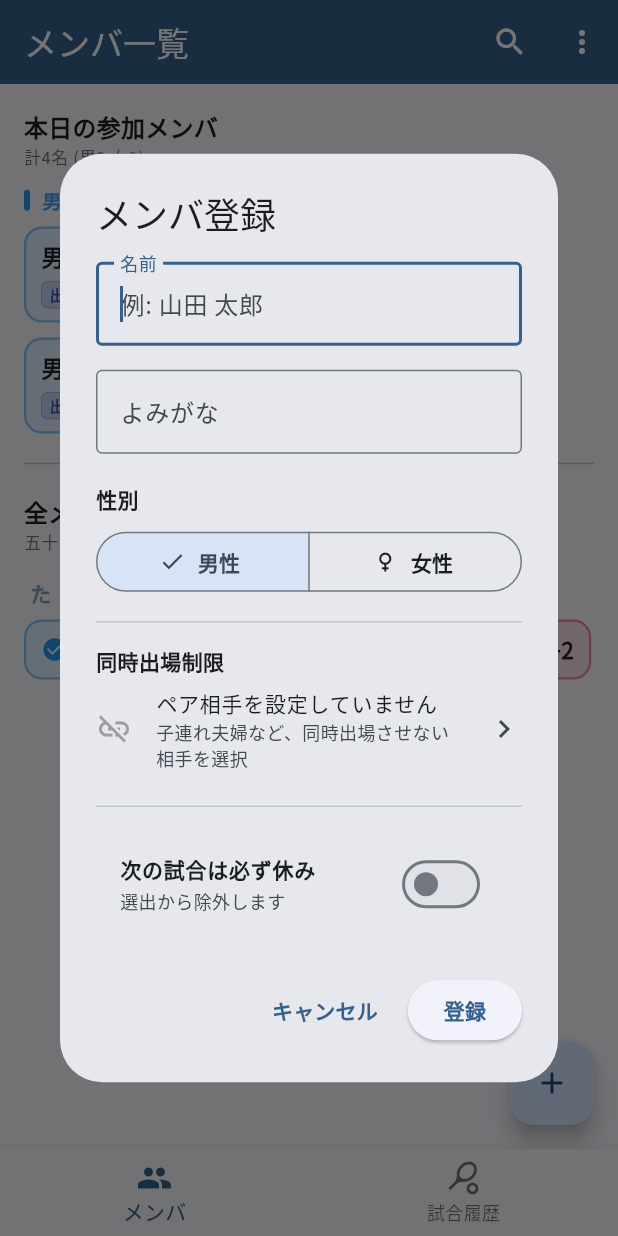
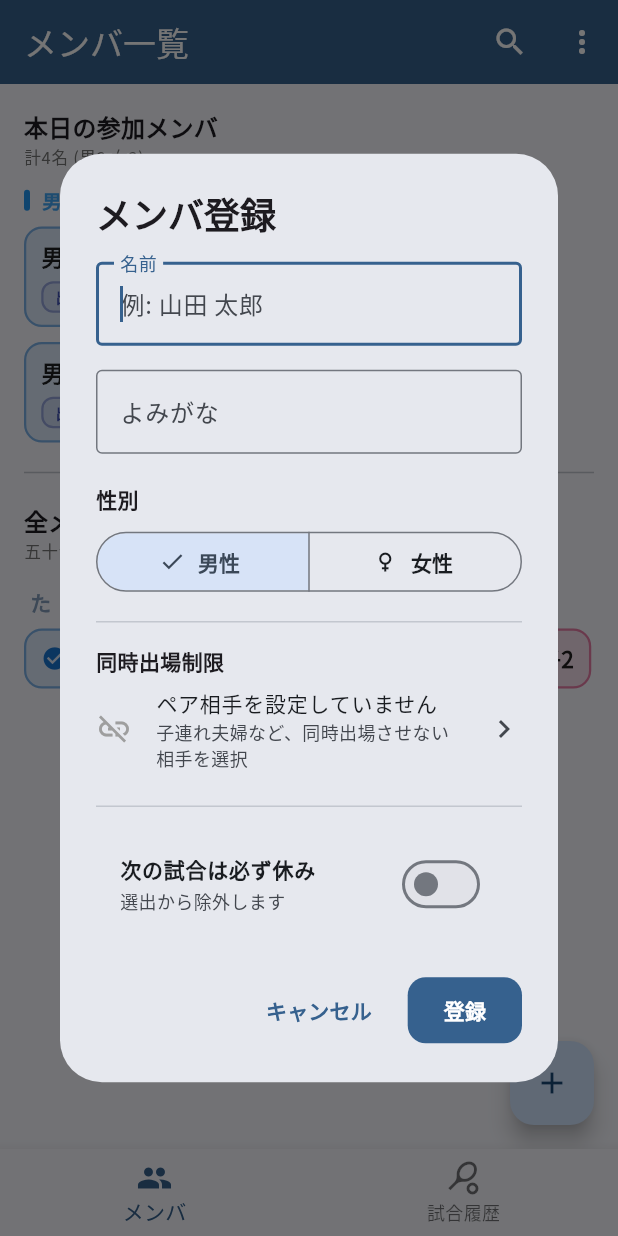
Before and after one commit to artasino/game_member_generator, a Flutter app: the screen it shows after launch, after a tap on the "add" icon, on a phone screen of 412 x 824 dp. Run offline on Flutter 3.47's test engine with Material 3 defaults, Android fonts, the phone set to English and light mode, and no system bars; our stand-ins replace csv, equatable, file_picker, google_fonts, share_plus, sqflite and 1 more; accounts and stored records are empty; Roboto replaces fonts that are missing (Kanit).

Commit message:
refactor(presentation): extract common widgets and unify UI components

```diff
--- a/lib/main.dart
+++ b/lib/main.dart
@@ -84,6 +84,21 @@ class MyApp extends StatelessWidget {
       theme: ThemeData(
         colorScheme: ColorScheme.fromSeed(seedColor: Colors.blue),
         useMaterial3: true,
+        // ボタンのスタイルを一元管理
+        filledButtonTheme: FilledButtonThemeData(
+          style: FilledButton.styleFrom(
+            padding: const EdgeInsets.symmetric(horizontal: 24, vertical: 12),
+            shape:
+                RoundedRectangleBorder(borderRadius: BorderRadius.circular(12)),
+          ),
+        ),
+        textButtonTheme: TextButtonThemeData(
+          style: TextButton.styleFrom(
+            padding: const EdgeInsets.symmetric(horizontal: 16, vertical: 8),
+            shape:
+                RoundedRectangleBorder(borderRadius: BorderRadius.circular(12)),
+          ),
+        ),
         textTheme: GoogleFonts.notoSansJpTextTheme(
           Theme.of(context).textTheme,
         ).copyWith(
--- a/lib/presentation/screens/player_list_screen.dart
+++ b/lib/presentation/screens/player_list_screen.dart
@@ -205,7 +205,7 @@ class _PlayerListScreenState extends State<PlayerListScreen> {
         crossAxisAlignment: CrossAxisAlignment.start,
         children: [
           if (activeMales.isNotEmpty || activeFemales.isNotEmpty) ...[
-            SectionHeader(
+            AppSectionHeader(
               title: '本日の参加メンバ',
               subtitle:
                   '計${activeMales.length + activeFemales.length}名 (男${activeMales.length} 女${activeFemales.length})',
@@ -252,7 +252,7 @@ class _PlayerListScreenState extends State<PlayerListScreen> {
               child: Divider(),
             ),
           ],
-          const SectionHeader(title: '全メンバ', subtitle: '五十音順'),
+          const AppSectionHeader(title: '全メンバ', subtitle: '五十音順'),
           const SizedBox(height: 16),
           if (maleLabels.isEmpty && femaleLabels.isEmpty) ...[
             const Padding(
@@ -437,20 +437,23 @@ class _PlayerListScreenState extends State<PlayerListScreen> {
       context: context,
       builder: (context) {
         return AlertDialog(
-          title: Text("参加メンバ設定"),
+          title: const Text("参加メンバ設定",
+              style: TextStyle(fontWeight: FontWeight.w900)),
           content:
               Text(isToActivate ? '今日の参加メンバーに登録しますか？' : '今日の参加メンバから削除しますか？'),
           actions: [
-            TextButton(
+            AppActionButton(
+              label: 'キャンセル',
               onPressed: () => Navigator.pop(context),
-              child: const Text('キャンセル'),
+              isPrimary: false,
             ),
-            ElevatedButton(
+            AppActionButton(
+              label: 'OK',
               onPressed: () async {
                 await widget.notifier.toggleActive(player);
-                if (context.mounted) Navigator.pop(context); // 安全なPop
+                if (context.mounted) Navigator.pop(context);
               },
-              child: const Text('OK'),
+              isPrimary: true,
             ),
           ],
         );
@@ -474,7 +477,8 @@ class _PlayerListScreenState extends State<PlayerListScreen> {
         return StatefulBuilder(
           builder: (context, setState) {
             return AlertDialog(
-              title: Text(isEdit ? 'メンバ編集' : 'メンバ登録'),
+              title: Text(isEdit ? 'メンバ編集' : 'メンバ登録',
+                  style: const TextStyle(fontWeight: FontWeight.w900)),
               content: SingleChildScrollView(
                 child: Column(
                   mainAxisSize: MainAxisSize.min,
@@ -504,7 +508,6 @@ class _PlayerListScreenState extends State<PlayerListScreen> {
                           style: TextStyle(fontWeight: FontWeight.bold)),
                     ),
                     const SizedBox(height: 8),
-                    // SegmentedButtonを使用してRadioGroupの警告を完全に回避
                     SizedBox(
                       width: double.infinity,
                       child: SegmentedButton<Gender>(
@@ -585,21 +588,24 @@ class _PlayerListScreenState extends State<PlayerListScreen> {
                 ),
               ),
               actions: [
-                TextButton(
+                AppActionButton(
+                  label: 'キャンセル',
                   onPressed: () => Navigator.pop(context),
-                  child: const Text('キャンセル'),
+                  isPrimary: false,
                 ),
                 if (isEdit) ...[
-                  TextButton(
+                  AppActionButton(
+                    label: '削除',
                     onPressed: () {
                       widget.notifier.removePlayer(player.id);
                       Navigator.pop(context);
                     },
-                    child:
-                        const Text('削除', style: TextStyle(color: Colors.red)),
+                    isPrimary: false,
+                    color: Colors.red,
                   ),
                 ],
-                ElevatedButton(
+                AppActionButton(
+                  label: isEdit ? '更新' : '登録',
                   onPressed: () async {
                     final name = nameController.text.trim();
                     final yomigana = yomiganaController.text.trim();
@@ -638,7 +644,7 @@ class _PlayerListScreenState extends State<PlayerListScreen> {
 
                     if (context.mounted) Navigator.pop(context);
                   },
-                  child: Text(isEdit ? '更新' : '登録'),
+                  isPrimary: true,
                 ),
               ],
             );
@@ -679,13 +685,11 @@ class _PlayerListScreenState extends State<PlayerListScreen> {
                 if (currentPlayerId != null && p.id == currentPlayerId) {
                   return false;
                 }
-                // すでに誰かとペアを組んでいる人は（自分以外）除外
                 if (p.excludedPartnerId != null &&
                     p.excludedPartnerId != currentPlayerId) {
                   return false;
                 }
 
-                // 検索絞り込み
                 if (selectorQuery.isNotEmpty) {
                   return p.name.contains(selectorQuery) ||
                       p.yomigana.contains(selectorQuery);
@@ -693,11 +697,9 @@ class _PlayerListScreenState extends State<PlayerListScreen> {
                 return true;
               }).toList()
                 ..sort((a, b) {
-                  // 1. 異性を優先して上に
                   if (a.gender != b.gender) {
                     return a.gender != currentGender ? -1 : 1;
                   }
-                  // 2. 五十音順
                   return a.yomigana.compareTo(b.yomigana);
                 });
 
--- /dev/null
+++ b/lib/presentation/widgets/common_widgets.dart
@@ -0,0 +1,129 @@
+import 'package:flutter/material.dart';
+
+import '../../domain/entities/gender.dart';
+
+/// アプリ全体で統一されたセクションヘッダー
+class AppSectionHeader extends StatelessWidget {
+  final String title;
+  final String? subtitle;
+
+  const AppSectionHeader({super.key, required this.title, this.subtitle});
+
+  @override
+  Widget build(BuildContext context) {
+    final theme = Theme.of(context);
+    return Column(
+      crossAxisAlignment: CrossAxisAlignment.start,
+      children: [
+        Text(
+          title,
+          style: theme.textTheme.titleMedium?.copyWith(
+            fontWeight: FontWeight.w900,
+          ),
+        ),
+        if (subtitle != null)
+          Text(
+            subtitle!,
+            style: theme.textTheme.labelSmall?.copyWith(
+              color: Colors.grey.shade600,
+            ),
+          ),
+      ],
+    );
+  }
+}
+
+/// アプリ全体で統一されたバッジ（ラベル）
+class AppBadge extends StatelessWidget {
+  final String label;
+  final Color color;
+  final IconData? icon;
+  final bool isFilled;
+  final double scale;
+
+  const AppBadge({
+    super.key,
+    required this.label,
+    required this.color,
+    this.icon,
+    this.isFilled = false,
+    this.scale = 1.0,
+  });
+
+  @override
+  Widget build(BuildContext context) {
+    return Container(
+      padding: EdgeInsets.symmetric(horizontal: 8 * scale, vertical: 2 * scale),
+      decoration: BoxDecoration(
+        color: isFilled ? color : color.withValues(alpha: 0.1),
+        borderRadius: BorderRadius.circular(8 * scale),
+        border: isFilled
+            ? null
+            : Border.all(color: color.withValues(alpha: 0.4), width: 1.5),
+      ),
+      child: Row(
+        mainAxisSize: MainAxisSize.min,
+        children: [
+          if (icon != null) ...[
+            Icon(icon,
+                size: 12 * scale, color: isFilled ? Colors.white : color),
+            SizedBox(width: 4 * scale),
+          ],
+          Text(
+            label,
+            style: TextStyle(
+              fontSize: 10 * scale,
+              fontWeight: FontWeight.w900,
+              color: isFilled ? Colors.white : color,
+            ),
+          ),
+        ],
+      ),
+    );
+  }
+}
+
+/// 性別に応じた色やスタイルを提供するユーティリティ
+class GenderTheme {
+  static Color getColor(Gender gender) =>
+      gender == Gender.male ? Colors.blue.shade700 : Colors.pink.shade600;
+
+  static IconData getIcon(Gender gender) =>
+      gender == Gender.male ? Icons.male : Icons.female;
+}
+
+/// ダイアログなどで使用する統一されたアクションボタン
+/// main.dart の theme で設定されたスタイルを継承します
+class AppActionButton extends StatelessWidget {
+  final String label;
+  final VoidCallback? onPressed;
+  final bool isPrimary;
+  final Color? color;
+
+  const AppActionButton({
+    super.key,
+    required this.label,
+    this.onPressed,
+    this.isPrimary = true,
+    this.color,
+  });
+
+  @override
+  Widget build(BuildContext context) {
+    if (isPrimary) {
+      return FilledButton(
+        onPressed: onPressed,
+        style: color != null
+            ? FilledButton.styleFrom(backgroundColor: color)
+            : null,
+        child: Text(label),
+      );
+    }
+    return TextButton(
+      onPressed: onPressed,
+      style:
+          color != null ? TextButton.styleFrom(foregroundColor: color) : null,
+      child: Text(label),
+    );
+  }
+}
--- a/lib/presentation/widgets/player_list_widgets.dart
+++ b/lib/presentation/widgets/player_list_widgets.dart
@@ -3,6 +3,9 @@ import 'package:flutter/material.dart';
 import '../../domain/entities/gender.dart';
 import '../../domain/entities/match_type.dart';
 import '../../domain/entities/player_with_stats.dart';
+import 'common_widgets.dart';
+
+export 'common_widgets.dart';
 
 class SectionHeader extends StatelessWidget {
   final String title;
@@ -16,24 +19,7 @@ class SectionHeader extends StatelessWidget {
 
   @override
   Widget build(BuildContext context) {
-    final theme = Theme.of(context);
-    return Column(
-      crossAxisAlignment: CrossAxisAlignment.start,
-      children: [
-        Text(
-          title,
-          style: theme.textTheme.titleMedium?.copyWith(
-            fontWeight: FontWeight.w900,
-          ),
-        ),
-        Text(
-          subtitle,
-          style: theme.textTheme.labelSmall?.copyWith(
-            color: Colors.grey.shade600,
-          ),
-        ),
-      ],
-    );
+    return AppSectionHeader(title: title, subtitle: subtitle);
   }
 }
 
@@ -93,8 +79,7 @@ class PlayerChip extends StatelessWidget {
   Widget build(BuildContext context) {
     final player = playerWithStats.player;
     final stats = playerWithStats.stats;
-    final genderColor =
-        player.gender == Gender.male ? Colors.blue : Colors.pink;
+    final genderColor = GenderTheme.getColor(player.gender);
 
     final sameGenderCount = player.gender == Gender.male
         ? (stats.typeCounts[MatchType.menDoubles] ?? 0)
@@ -150,7 +135,7 @@ class PlayerChip extends StatelessWidget {
                           player.name,
                           style: TextStyle(
                             fontSize: 15,
-                            fontWeight: FontWeight.w900, // 統一
+                            fontWeight: FontWeight.w900,
                             color: player.isActive
                                 ? Colors.black87
                                 : Colors.black54,
@@ -168,16 +153,16 @@ class PlayerChip extends StatelessWidget {
                       Row(
                         mainAxisSize: MainAxisSize.min,
                         children: [
-                          _CountBadge(
+                          AppBadge(
                             label: '出${stats.totalMatches}',
                             color: Colors.indigo,
-                            isActive: player.isActive,
+                            scale: 1.0,
                           ),
                           const SizedBox(width: 4),
-                          _CountBadge(
+                          AppBadge(
                             label: '休${stats.totalRests}',
                             color: Colors.deepOrange,
-                            isActive: player.isActive,
+                            scale: 1.0,
                           ),
                           const SizedBox(width: 8),
                           Text(
@@ -205,42 +190,3 @@ class PlayerChip extends StatelessWidget {
     );
   }
 }
-
-class _CountBadge extends StatelessWidget {
-  final String label;
-  final Color color;
-  final bool isActive;
-
-  const _CountBadge({
-    required this.label,
-    required this.color,
-    required this.isActive,
-  });
-
-  @override
-  Widget build(BuildContext context) {
-    return Container(
-      padding: const EdgeInsets.symmetric(horizontal: 5, vertical: 1.5),
-      decoration: BoxDecoration(
-        color: isActive
-            ? color.withValues(alpha: 0.15)
-            : color.withValues(alpha: 0.05),
-        borderRadius: BorderRadius.circular(4),
-        border: Border.all(
-          color: isActive
-              ? color.withValues(alpha: 0.4)
-              : color.withValues(alpha: 0.2),
-          width: 0.5,
-        ),
-      ),
-      child: Text(
-        label,
-        style: TextStyle(
-          fontSize: 10,
-          fontWeight: FontWeight.w900,
-          color: isActive ? color : color.withValues(alpha: 0.6),
-        ),
-      ),
-    );
-  }
-}
```
Also changed, not shown: lib/presentation/widgets/match_history_widgets.dart (+41 -86 lines).
